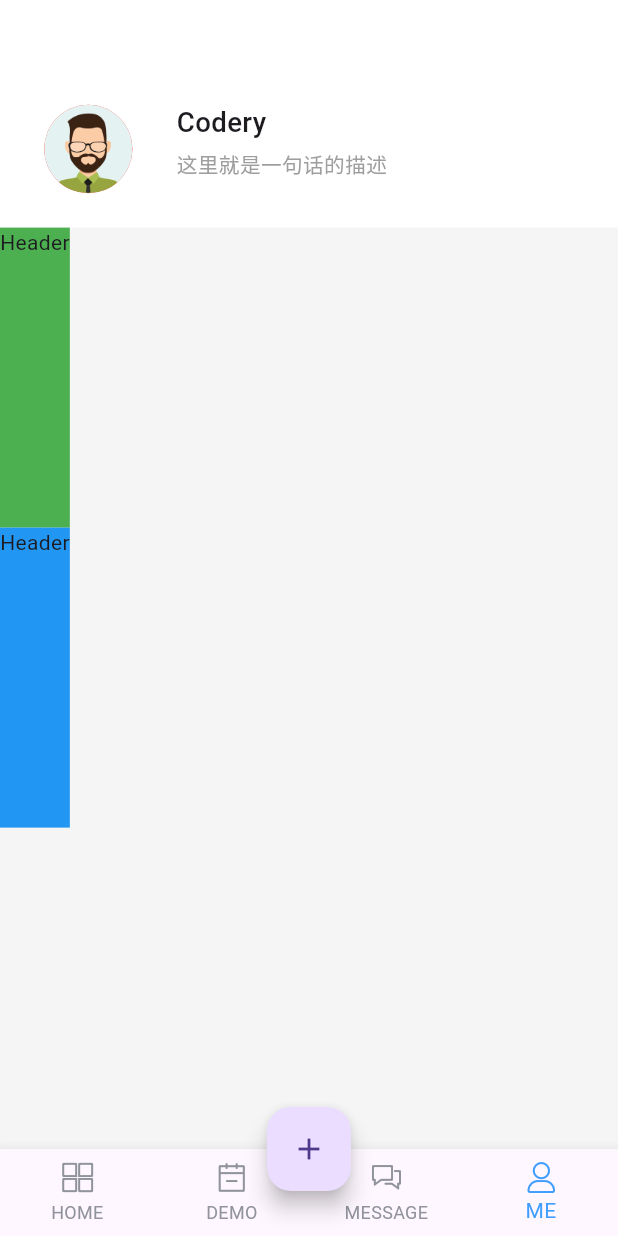
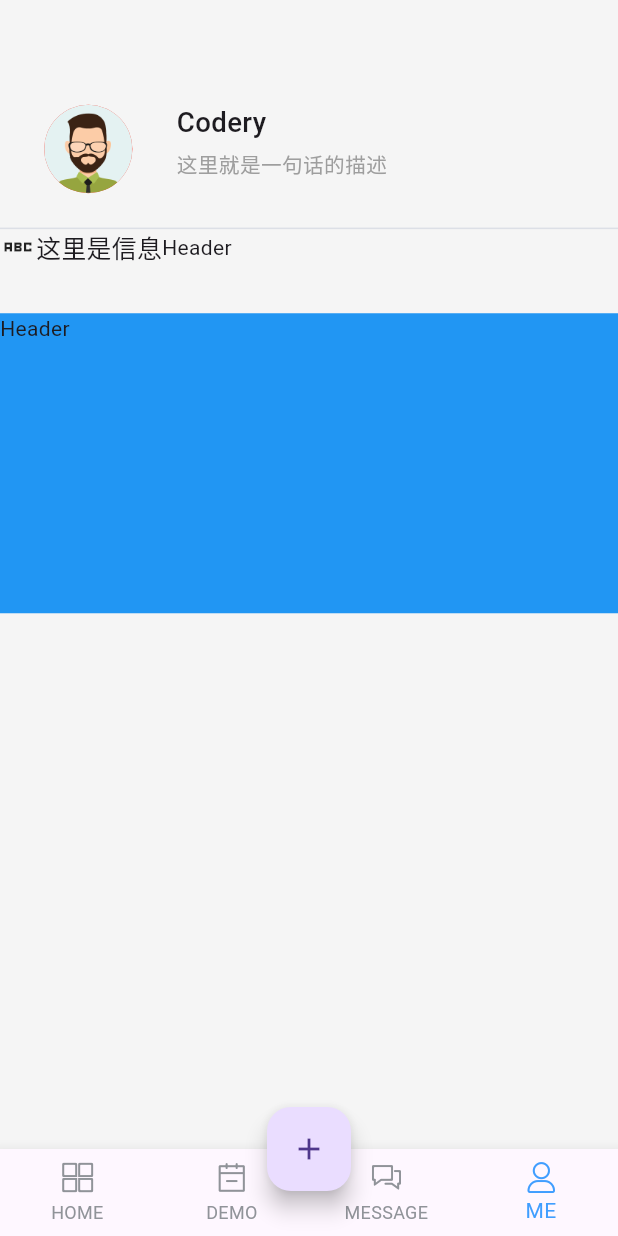
Before and after one commit to ycx211314/codery_app, a Flutter app: the screen it shows after launch, swiped to page 4, on a phone screen of 412 x 824 dp. Run offline on Flutter 3.47's test engine with Material 3 defaults, Android fonts, the phone set to English and light mode, and no system bars; our stand-ins replace auto_route, dio, flutter_screenutil.

Commit message:
✨ feat: 我的页面

```diff
--- a/lib/common/themes/codery_theme.dart
+++ b/lib/common/themes/codery_theme.dart
@@ -17,6 +17,7 @@ final Color borderLighterColor = ColorHelper.hexToColor("#EBEEF5");
 final Color borderExtraLightColor = ColorHelper.hexToColor("#F2F6FC");
 
 ThemeData coderyTheme = ThemeData(
+  dividerTheme: DividerThemeData(color: borderBaseColor),
   bottomNavigationBarTheme: BottomNavigationBarThemeData(
       selectedItemColor: primaryColor,
       unselectedItemColor: secondaryLightColor,
--- a/lib/pages/application/application_page.dart
+++ b/lib/pages/application/application_page.dart
@@ -1,7 +1,7 @@
 import 'package:auto_route/annotations.dart';
 import 'package:codery/common/icons/iconfont.dart';
 import 'package:codery/pages/demo/demo_page.dart';
-import 'package:codery/pages/me/me_page.dart';
+import 'package:codery/pages/profile/me_page.dart';
 import 'package:flutter/material.dart';
 
 /* cSpell:disable */
@@ -77,7 +77,7 @@ class _ApplicationPageState extends State<ApplicationPage>
         Container(
           color: Colors.green,
         ),
-        const MePage(),
+        const ProfilePage(),
       ],
     );
   }
--- a/lib/pages/me/me_page.dart
+++ b/lib/pages/profile/me_page.dart
@@ -4,13 +4,12 @@ import 'package:flutter/services.dart';
 import 'package:flutter_screenutil/flutter_screenutil.dart';
 
 @RoutePage()
-class MePage extends StatelessWidget {
-  const MePage({super.key});
+class ProfilePage extends StatelessWidget {
+  const ProfilePage({super.key});
 
   //头部
   Widget _buildHeader(context) {
-    return Container(
-      color: Colors.white,
+    return SizedBox(
       height: 165.h,
       child: Row(
         mainAxisAlignment: MainAxisAlignment.start,
@@ -50,21 +49,37 @@ class MePage extends StatelessWidget {
                   ]),
             ),
           ),
-          const Divider(
-            color: Colors.red,
-            height: 2,
-          )
         ],
       ),
     );
   }
 
   //第一个区域
-  Widget _buildFirstArea(context) {
-    return Container(
-      height: 200,
-      color: Colors.green,
-      child: const Text("Header"),
+  Widget _buildCells(context) {
+    return Row(
+      children: [
+        SizedBox(
+          height: 61.h,
+          child: Column(
+            children: [
+              Row(
+                children: [
+                  const Icon(Icons.abc_sharp),
+                  Text(
+                    "这里是信息",
+                    style: TextStyle(fontSize: 18.sp),
+                  ),
+                  const Text("Header"),
+                ],
+              ),
+            ],
+          ),
+        ),
+        Divider(
+          height: 5.h,
+          color: Colors.red,
+        ),
+      ],
     );
   }
 
@@ -85,11 +100,14 @@ class MePage extends StatelessWidget {
       child: Container(
         color: Colors.grey.shade100,
         child: Column(
-          crossAxisAlignment: CrossAxisAlignment.start,
+          crossAxisAlignment: CrossAxisAlignment.stretch,
           mainAxisAlignment: MainAxisAlignment.start,
           children: [
             _buildHeader(context),
-            _buildFirstArea(context),
+            const Divider(
+              height: 1,
+            ),
+            _buildCells(context),
             _buildSecondArea(context),
           ],
         ),
--- a/lib/routes/app_router.dart
+++ b/lib/routes/app_router.dart
@@ -1,7 +1,7 @@
 import 'package:auto_route/auto_route.dart';
 import 'package:codery/pages/application/application_page.dart';
 import 'package:codery/pages/demo/demo_page.dart';
-import 'package:codery/pages/me/me_page.dart';
+import 'package:codery/pages/profile/me_page.dart';
 import 'package:codery/pages/sample/sliver_app_bar_demo_page.dart';
 import 'package:codery/pages/sign_in/sign_in_page.dart';
 import 'package:codery/routes/auth_guard.dart';
--- a/pubspec.yaml
+++ b/pubspec.yaml
@@ -39,7 +39,7 @@ dependencies:
   dio: ^5.4.3+1
   crypto: ^3.0.3
   intl: ^0.19.0
-  firebase_core: ^2.4.1
+  # firebase_core: ^2.4.1
   auto_route: ^8.2.0
   provider: ^6.1.2
 
```
Also changed, not shown: lib/routes/app_router.gr.dart, pubspec.lock, 3 other files.
